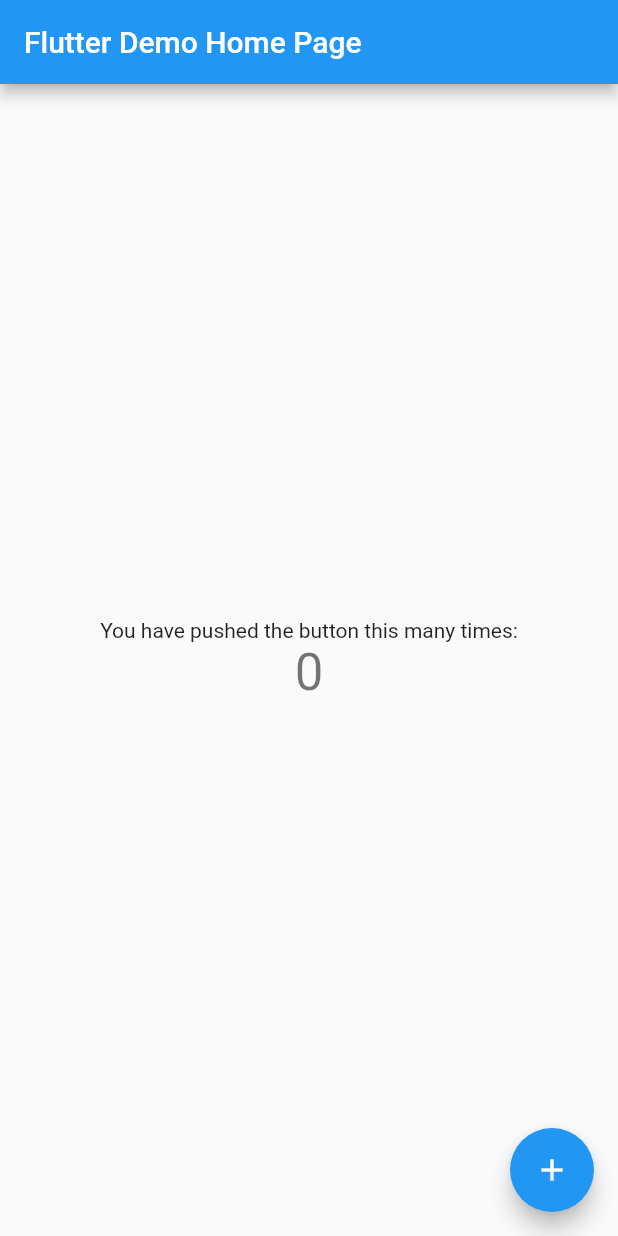
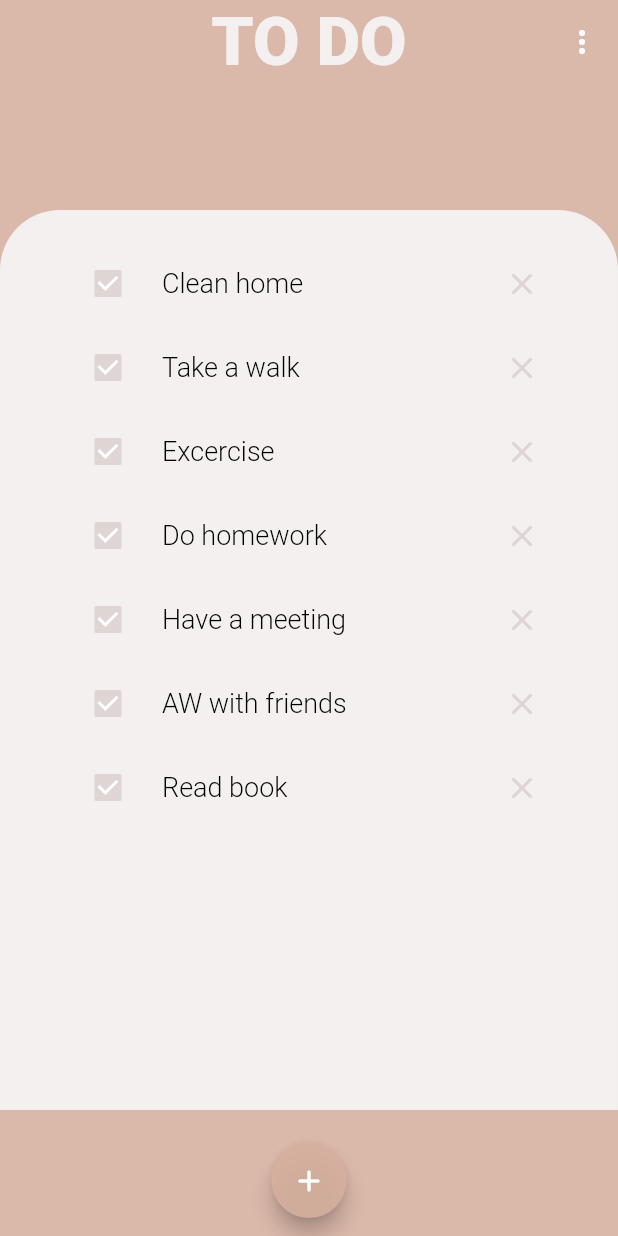
Before and after one commit to gu-tig169/gustegag, a Flutter app: the screen it shows after launch, on a phone screen of 412 x 824 dp. Run offline on Flutter 3.47's test engine with Material 2 defaults, Android fonts, the phone set to English and light mode, and no system bars.

Commit message:
UI Layout

```diff
--- a/lib/main.dart
+++ b/lib/main.dart
@@ -1,117 +1,159 @@
+import 'dart:ui';
 import 'package:flutter/material.dart';
+import 'package:flutter/rendering.dart';
 
 void main() {
   runApp(MyApp());
 }
 
 class MyApp extends StatelessWidget {
-  // This widget is the root of your application.
   @override
   Widget build(BuildContext context) {
     return MaterialApp(
-      title: 'Flutter Demo',
-      theme: ThemeData(
-        // This is the theme of your application.
-        //
-        // Try running your application with "flutter run". You'll see the
-        // application has a blue toolbar. Then, without quitting the app, try
-        // changing the primarySwatch below to Colors.green and then invoke
-        // "hot reload" (press "r" in the console where you ran "flutter run",
-        // or simply save your changes to "hot reload" in a Flutter IDE).
-        // Notice that the counter didn't reset back to zero; the application
-        // is not restarted.
-        primarySwatch: Colors.blue,
-        // This makes the visual density adapt to the platform that you run
-        // the app on. For desktop platforms, the controls will be smaller and
-        // closer together (more dense) than on mobile platforms.
-        visualDensity: VisualDensity.adaptivePlatformDensity,
-      ),
-      home: MyHomePage(title: 'Flutter Demo Home Page'),
+      home: MainView(),
     );
   }
 }
 
-class MyHomePage extends StatefulWidget {
-  MyHomePage({Key key, this.title}) : super(key: key);
+class MainView extends StatelessWidget {
+  final List<String> task = [
+    'Clean home',
+    'Take a walk',
+    'Excercise',
+    'Do homework',
+    'Have a meeting',
+    'AW with friends',
+    'Read book',
+  ];
+  final bool _checked = true;
+  @override
+  Widget build(BuildContext context) {
+    return Scaffold(
+      backgroundColor: Color.fromARGB(225,214,176,159),
+      appBar: AppBar(
+        shadowColor: Colors.transparent,
+        title: Text('TO DO', style: TextStyle(color: Color.fromARGB(255, 244,240,240), fontSize: 45 , fontWeight: FontWeight.w900)),
+        centerTitle: true,
+        backgroundColor: Colors.transparent,
+        actions: <Widget> [
+          PopupMenuButton<int>(
+            color: Color.fromARGB(225,214,176,159),
+            itemBuilder: (context) => <PopupMenuEntry<int>>[
+              PopupMenuItem(
+                value: 1,
+                child: Text(
+                  'All',
+                  style: TextStyle(color: Colors.white, fontSize: 15),
+                ),
+              ),
+              PopupMenuItem(
+                value: 2,
+                child: Text(
+                  'Done',
+                  style: TextStyle(color: Colors.white, fontSize: 15),
+                ),
+              ),
+              PopupMenuItem(
+                value: 3,
+                child: Text(
+                  'Undone',
+                  style: TextStyle(color: Colors.white, fontSize: 15),
+                ),
+              ),
+            ],
+            icon: Icon(Icons.more_vert_rounded, color: Colors.white),
+          )
+        ],
+      ),
+      floatingActionButton: Container(
+        height: 50,
+        width: 50,
+        child: FloatingActionButton(
+        onPressed: () {
+          Navigator.push(
+            context,
+            MaterialPageRoute(builder: (context) => AddView()));
+            },
+        child:
+        Icon(Icons.add_rounded),
+        backgroundColor: Color.fromARGB(225,214,176,159),
+      )),
+      floatingActionButtonLocation: FloatingActionButtonLocation.miniCenterFloat,
+      body: Center(
+      child: Container(
+        height:600,
+        decoration: BoxDecoration(
+          color: Color.fromARGB(255, 244,240,240),
+          border: Border.all(color: Color.fromARGB(10, 225,220,220)),
+          borderRadius: new BorderRadius.only(
+                    topLeft:  const  Radius.circular(40.0),
+                    topRight: const  Radius.circular(40.0)),
+        ),
+         child: Container(
+         padding: EdgeInsets.only(left: 35, top: 20, right: 35 ),
+         child: ListView.builder(
+          itemCount: task.length,
+          itemBuilder: (context, index) {
+            return CheckboxListTile(
+              checkColor: Colors.white,
+              value: _checked,
+              onChanged: (bool value) {},
+              title: Text(
+                '${task[index]}',
+                style: TextStyle(fontSize: 18, color: Colors.black, fontWeight: FontWeight.w300),
+              ),
+              controlAffinity: ListTileControlAffinity.leading,
+              secondary: Icon(Icons.clear_sharp, color: Color.fromARGB(225, 220,209,209)),
+              activeColor: Color.fromARGB(225, 220,209,209),
+            );
+          })
+        ))));
+  }
 
-  // This widget is the home page of your application. It is stateful, meaning
-  // that it has a State object (defined below) that contains fields that affect
-  // how it looks.
-
-  // This class is the configuration for the state. It holds the values (in this
-  // case the title) provided by the parent (in this case the App widget) and
-  // used by the build method of the State. Fields in a Widget subclass are
-  // always marked "final".
-
-  final String title;
-
-  @override
-  _MyHomePageState createState() => _MyHomePageState();
 }
 
-class _MyHomePageState extends State<MyHomePage> {
-  int _counter = 0;
-
-  void _incrementCounter() {
-    setState(() {
-      // This call to setState tells the Flutter framework that something has
-      // changed in this State, which causes it to rerun the build method below
-      // so that the display can reflect the updated values. If we changed
-      // _counter without calling setState(), then the build method would not be
-      // called again, and so nothing would appear to happen.
-      _counter++;
-    });
-  }
-
-  @override
+class AddView extends StatelessWidget {
   Widget build(BuildContext context) {
-    // This method is rerun every time setState is called, for instance as done
-    // by the _incrementCounter method above.
-    //
-    // The Flutter framework has been optimized to make rerunning build methods
-    // fast, so that you can just rebuild anything that needs updating rather
-    // than having to individually change instances of widgets.
     return Scaffold(
+      backgroundColor: Color.fromARGB(225,214,176,159),
       appBar: AppBar(
-        // Here we take the value from the MyHomePage object that was created by
-        // the App.build method, and use it to set our appbar title.
-        title: Text(widget.title),
+        shadowColor: Colors.transparent,
+        title: Text('ADD NEW TASKS', style: TextStyle(color: Color.fromARGB(255, 244,240,240), fontSize: 30 , fontWeight: FontWeight.w900)),
+        centerTitle: true,
+        backgroundColor: Colors.transparent,
       ),
       body: Center(
-        // Center is a layout widget. It takes a single child and positions it
-        // in the middle of the parent.
         child: Column(
-          // Column is also a layout widget. It takes a list of children and
-          // arranges them vertically. By default, it sizes itself to fit its
-          // children horizontally, and tries to be as tall as its parent.
-          //
-          // Invoke "debug painting" (press "p" in the console, choose the
-          // "Toggle Debug Paint" action from the Flutter Inspector in Android
-          // Studio, or the "Toggle Debug Paint" command in Visual Studio Code)
-          // to see the wireframe for each widget.
-          //
-          // Column has various properties to control how it sizes itself and
-          // how it positions its children. Here we use mainAxisAlignment to
-          // center the children vertically; the main axis here is the vertical
-          // axis because Columns are vertical (the cross axis would be
-          // horizontal).
           mainAxisAlignment: MainAxisAlignment.center,
-          children: <Widget>[
-            Text(
-              'You have pushed the button this many times:',
+          children: [
+            Container(height: 10),
+            Text('What do you want to add?', style: TextStyle(color: Colors.white)),
+            Container(height: 10),
+            Container(
+              color: Color.fromARGB(255, 244,240,240),
+              margin: EdgeInsets.only(left: 8.0, right: 8.0),
+              child: TextField(
+                decoration: InputDecoration(
+                  hoverColor: Color.fromRGBO(226, 226, 226, 100),
+                  border: OutlineInputBorder(),
+                  labelText:'e.g. Work Out', labelStyle: TextStyle(color: Colors.black87, fontWeight: FontWeight.w300),
+
+                ),
+
+              ),
             ),
-            Text(
-              '$_counter',
-              style: Theme.of(context).textTheme.headline4,
+            Container( height: 30),
+            IconButton(
+              icon: Icon(Icons.add_rounded),
+              color: Colors.white,
+              onPressed: () {
+                print('Your tasks have been added');
+              },
             ),
+            Container(height: 90),
           ],
         ),
       ),
-      floatingActionButton: FloatingActionButton(
-        onPressed: _incrementCounter,
-        tooltip: 'Increment',
-        child: Icon(Icons.add),
-      ), // This trailing comma makes auto-formatting nicer for build methods.
     );
   }
 }
```
Also changed, not shown: 1 other file.
